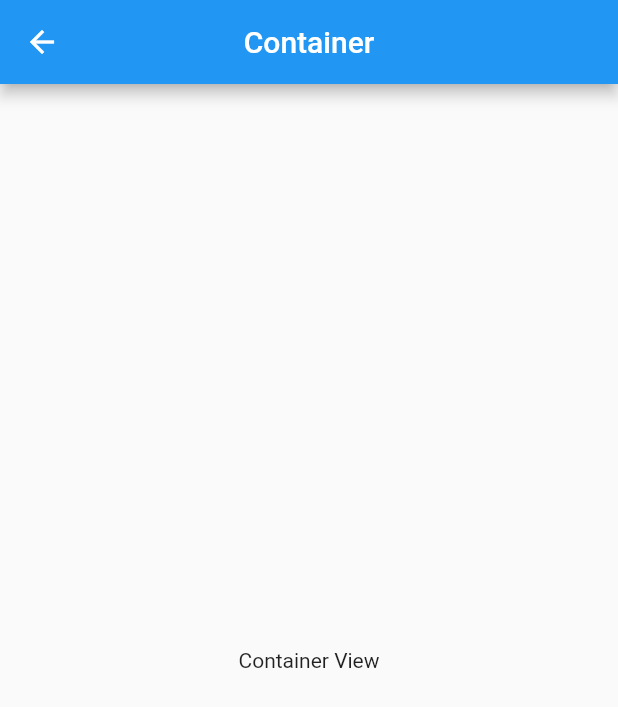
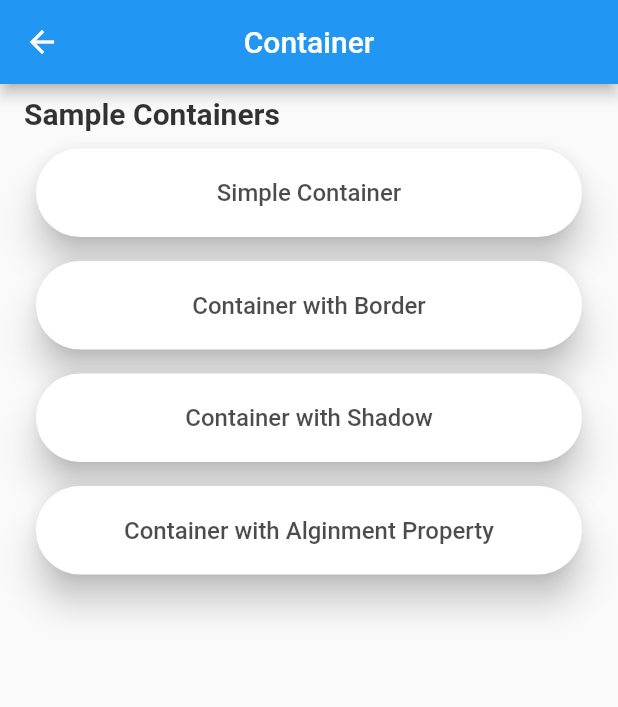
Before and after one commit to jugalw13/Flutter-Widget-Learner, a Flutter app: the BasicWidgetView screen opened directly, after a tap on "Container", on a phone screen of 412 x 824 dp. Shown: the top 707 px of the screen. Run offline on Flutter 3.47's test engine with Material 2 defaults, Android fonts, the phone set to English and light mode, and no system bars.

Commit message:
set up custom view, finished containers, started columns

```diff
--- a/lib/core/basic_widget_view.dart
+++ b/lib/core/basic_widget_view.dart
@@ -61,12 +61,12 @@ class BasicWidgetView extends StatelessWidget {
         body: ContainerView(),
       ),
       DemoWidget(
+        title: 'Column',
+        body: ColumnView(),
+      ),
+      DemoWidget(
         title: 'Row',
         body: RowView(),
-      ),
-      DemoWidget(
-        title: 'Column',
-        body: ColumnView(),
       ),
       DemoWidget(
         title: 'Icon',
--- a/lib/views/basic_views/column_views/column_view.dart
+++ b/lib/views/basic_views/column_views/column_view.dart
@@ -1,14 +1,24 @@
 import 'package:flutter/material.dart';
-import 'package:widget_learner/widgets/scaffolds/custom_scaffold.dart';
+import 'package:widget_learner/views/basic_views/column_views/simple_column_view.dart';
+import 'package:widget_learner/widgets/custom_card.dart';
+import 'package:widget_learner/widgets/custom_view.dart';
 
 class ColumnView extends StatelessWidget {
   @override
   Widget build(BuildContext context) {
-    return CustomScaffold(
+    return CustomView(
       title: 'Column',
-      body: Center(
-        child: Text('Column View'),
-      ),
+      sampleTitle: 'Sample Columns',
+      listOfWidgetChildren: <Widget>[
+        CustomCard(
+          title: 'Simple Column',
+          onTap: () => Navigator.of(context).push(
+            MaterialPageRoute(
+              builder: (context) => SimpleColumnView(),
+            ),
+          ),
+        ),
+      ],
     );
   }
 }
--- a/lib/views/basic_views/container_views/container_view.dart
+++ b/lib/views/basic_views/container_views/container_view.dart
@@ -1,14 +1,51 @@
 import 'package:flutter/material.dart';
-import 'package:widget_learner/widgets/scaffolds/custom_scaffold.dart';
+import 'package:widget_learner/views/basic_views/container_views/container_align_view.dart';
+import 'package:widget_learner/views/basic_views/container_views/container_border_view.dart';
+import 'package:widget_learner/views/basic_views/container_views/container_shadow_view.dart';
+import 'package:widget_learner/views/basic_views/container_views/simple_container_view.dart';
+import 'package:widget_learner/widgets/custom_card.dart';
+import 'package:widget_learner/widgets/custom_view.dart';
 
 class ContainerView extends StatelessWidget {
   @override
   Widget build(BuildContext context) {
-    return CustomScaffold(
+    return CustomView(
       title: 'Container',
-      body: Center(
-        child: Text('Container View'),
-      ),
+      sampleTitle: 'Sample Containers',
+      listOfWidgetChildren: [
+        CustomCard(
+          title: 'Simple Container',
+          onTap: () => Navigator.of(context).push(
+            MaterialPageRoute(
+              builder: (context) => SimpleContainerView(),
+            ),
+          ),
+        ),
+        CustomCard(
+          title: 'Container with Border',
+          onTap: () => Navigator.of(context).push(
+            MaterialPageRoute(
+              builder: (context) => ContainerBorderView(),
+            ),
+          ),
+        ),
+        CustomCard(
+          title: 'Container with Shadow',
+          onTap: () => Navigator.of(context).push(
+            MaterialPageRoute(
+              builder: (context) => ContainerShadowView(),
+            ),
+          ),
+        ),
+        CustomCard(
+          title: 'Container with Alginment Property',
+          onTap: () => Navigator.of(context).push(
+            MaterialPageRoute(
+              builder: (context) => ContainerAlignView(),
+            ),
+          ),
+        ),
+      ],
     );
   }
 }
--- a/lib/views/basic_views/row_views/row_view.dart
+++ b/lib/views/basic_views/row_views/row_view.dart
@@ -1,14 +1,13 @@
 import 'package:flutter/material.dart';
-import 'package:widget_learner/widgets/scaffolds/custom_scaffold.dart';
+import 'package:widget_learner/widgets/custom_view.dart';
 
 class RowView extends StatelessWidget {
   @override
   Widget build(BuildContext context) {
-    return CustomScaffold(
+    return CustomView(
       title: 'Row',
-      body: Center(
-        child: Text('Row View'),
-      ),
+      sampleTitle: 'Sample Rows',
+      listOfWidgetChildren: <Widget>[],
     );
   }
 }
--- /dev/null
+++ b/lib/widgets/custom_view.dart
@@ -0,0 +1,45 @@
+import 'package:flutter/material.dart';
+import 'package:widget_learner/widgets/scaffolds/custom_scaffold.dart';
+
+class CustomView extends StatelessWidget {
+  final String _title;
+  final String _sampleTitle;
+
+  final List<Widget> _listOfWidgetChildren;
+
+  CustomView({
+    @required String title,
+    @required String sampleTitle,
+    @required List<Widget> listOfWidgetChildren,
+  })  : this._title = title,
+        this._sampleTitle = sampleTitle,
+        this._listOfWidgetChildren = listOfWidgetChildren;
+
+  @override
+  Widget build(BuildContext context) {
+    return CustomScaffold(
+      title: this._title,
+      body: Column(
+        crossAxisAlignment: CrossAxisAlignment.stretch,
+        children: <Widget>[
+          Container(
+            padding: EdgeInsets.fromLTRB(16, 8, 20, 4),
+            child: Text(
+              this._sampleTitle,
+              style: TextStyle(
+                fontSize: 20,
+                fontWeight: FontWeight.w600,
+                color: Color.fromRGBO(0, 0, 0, 0.8),
+              ),
+            ),
+          ),
+          Expanded(
+            child: ListView(
+              children: this._listOfWidgetChildren,
+            ),
+          )
+        ],
+      ),
+    );
+  }
+}
```
Also changed, not shown: lib/views/basic_views/app_bar_views/app_bar_view.dart (+5 -24 lines), lib/views/basic_views/column_views/simple_column_view.dart (added, +17 -0 lines), lib/views/basic_views/container_views/container_align_view.dart (added, +22 -0 lines), lib/views/basic_views/container_views/container_border_view.dart (added, +27 -0 lines), lib/views/basic_views/container_views/container_shadow_view.dart (added, +24 -0 lines), lib/views/basic_views/container_views/simple_container_view.dart (added, +17 -0 lines), lib/views/basic_views/scaffold_views/scaffold_view.dart (+4 -23 lines).
